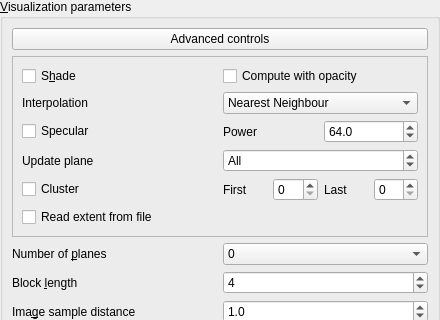
Above: starviewer/src/extensions/playground/optimalviewpoint/optimalviewpointinputparametersformbase.ui from starviewer-medical/starviewer before the change; both pictures show x 0 to 440 and y 246 to 566 of the 440 by 902 pixel window. Below: the same form after it.
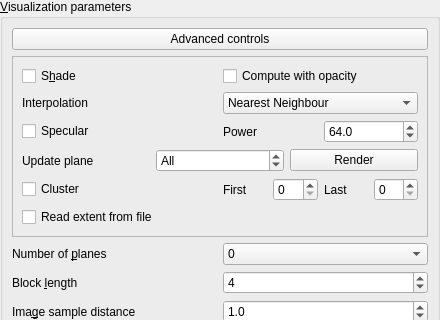
That is the form after the change. Custom widgets are drawn as their Qt base class.

The edit to the form file:
```diff
--- a/starviewer/src/extensions/playground/optimalviewpoint/optimalviewpointinputparametersformbase.ui
+++ b/starviewer/src/extensions/playground/optimalviewpoint/optimalviewpointinputparametersformbase.ui
@@ -636,6 +636,13 @@
              </property>
             </widget>
            </item>
+           <item>
+            <widget class="QPushButton" name="m_updatePlaneRenderPushButton" >
+             <property name="text" >
+              <string>Render</string>
+             </property>
+            </widget>
+           </item>
           </layout>
          </item>
          <item>
```
